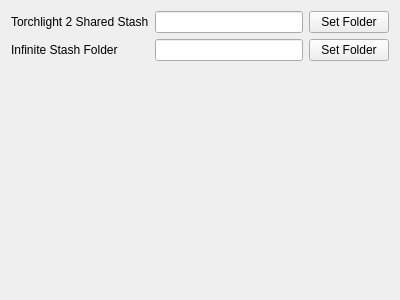
First picture: the form in settingstabpageform.ui, repository cdaragorn/Torchlight2StashManager, before the edit.
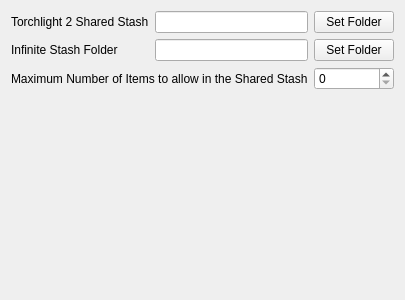
Second picture: the form after the edit.

Commit message: Basic functionality complete.  Items can now be moved to and from the infinite stash and the shared stash.

```diff
--- a/settingstabpageform.ui
+++ b/settingstabpageform.ui
@@ -31,7 +31,7 @@
    <item row="0" column="1">
     <widget class="QLineEdit" name="Torchlight2SharedStashFolderLineEdit"/>
    </item>
-   <item row="2" column="1">
+   <item row="3" column="1">
     <spacer name="verticalSpacer">
      <property name="orientation">
       <enum>Qt::Vertical</enum>
@@ -61,6 +61,20 @@
      </property>
     </widget>
    </item>
+   <item row="2" column="0" colspan="2">
+    <widget class="QLabel" name="Torchlight2SharedStashMaxNumberOfItemsLabel">
+     <property name="text">
+      <string>Maximum Number of Items to allow in the Shared Stash</string>
+     </property>
+    </widget>
+   </item>
+   <item row="2" column="2">
+    <widget class="QSpinBox" name="Torchlight2SharedStashMaxNumberOfItemsSpinBox">
+     <property name="maximum">
+      <number>9999</number>
+     </property>
+    </widget>
+   </item>
   </layout>
  </widget>
  <resources/>
```
Left out of the diff: 16 changed lines with no effect on the pictures. The commit also changes 31 other files.
